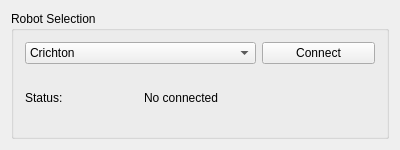
ana-GT/workspace, file benchmark_client/benchmark_client.ui: the form before one commit.
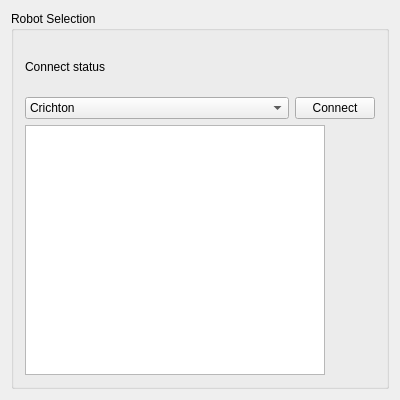
The form after the commit.

Commit message: Added changes but still client works on PC and server in phone

What changed in the file:
```diff
--- a/benchmark_client/benchmark_client.ui
+++ b/benchmark_client/benchmark_client.ui
@@ -7,7 +7,7 @@
     <x>0</x>
     <y>0</y>
     <width>400</width>
-    <height>150</height>
+    <height>400</height>
    </rect>
   </property>
   <property name="minimumSize">
@@ -19,7 +19,7 @@
   <property name="maximumSize">
    <size>
     <width>400</width>
-    <height>150</height>
+    <height>400</height>
    </size>
   </property>
   <property name="windowTitle">
@@ -42,21 +42,14 @@
        <string>Robot Selection</string>
       </property>
       <layout class="QGridLayout" name="gridLayout">
-       <item row="1" column="0">
-        <widget class="QLabel" name="label">
+       <item row="1" column="2">
+        <widget class="QPushButton" name="connect_pushButton">
          <property name="text">
-          <string>Status:</string>
+          <string>Connect</string>
          </property>
         </widget>
        </item>
-       <item row="1" column="1" colspan="2">
-        <widget class="QLabel" name="connectStatus_label">
-         <property name="text">
-          <string>No connected</string>
-         </property>
-        </widget>
-       </item>
-       <item row="0" column="0" colspan="2">
+       <item row="1" column="0" colspan="2">
         <widget class="QComboBox" name="robot_comboBox">
          <item>
           <property name="text">
@@ -70,10 +63,26 @@
          </item>
         </widget>
        </item>
-       <item row="0" column="2">
-        <widget class="QPushButton" name="connect_pushButton">
+       <item row="0" column="0">
+        <widget class="QLabel" name="connectStatus_label">
          <property name="text">
-          <string>Connect</string>
+          <string>Connect status</string>
+         </property>
+        </widget>
+       </item>
+       <item row="2" column="0">
+        <widget class="QListWidget" name="foundServices">
+         <property name="minimumSize">
+          <size>
+           <width>300</width>
+           <height>150</height>
+          </size>
+         </property>
+         <property name="maximumSize">
+          <size>
+           <width>400</width>
+           <height>250</height>
+          </size>
          </property>
         </widget>
        </item>
```
The commit also changes 10 other files.
